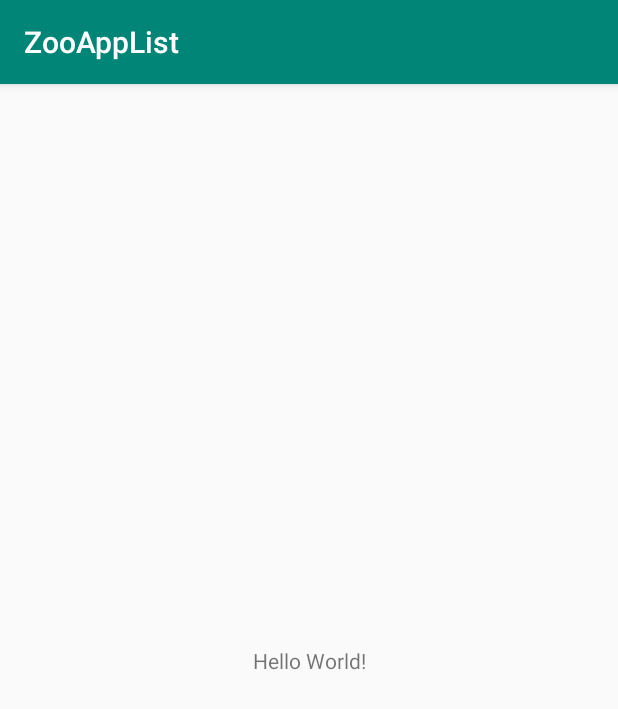
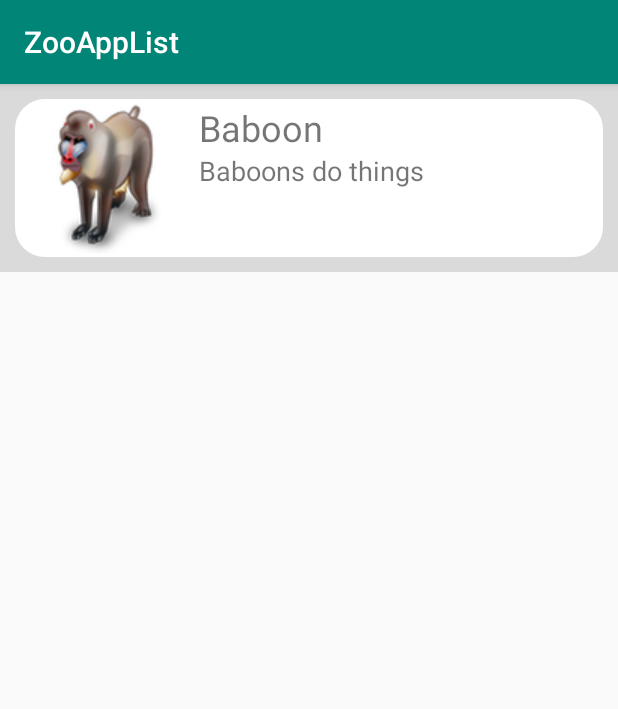
Before and after one commit to StephenGemin/ZooAppList, an Android app: the screen it shows after launch (MainActivity), on a phone screen of 412 x 824 dp. Shown: the top 709 px of the screen. Run offline under Robolectric (Android 15) with nearby library versions, the light colour scheme and no system bars.

Commit message:
First animal

```diff
--- /dev/null
+++ b/app/src/main/res/drawable/background.xml
@@ -0,0 +1,10 @@
+<?xml version="1.0" encoding="utf-8"?>
+<selector xmlns:android="http://schemas.android.com/apk/res/android">
+    <item>
+        <shape>
+            <solid android:color="@color/white"/>
+            <corners android:radius="20dp"/>
+            <padding android:top="@dimen/inner_pad" android:right="@dimen/inner_pad" android:bottom="@dimen/inner_pad" android:left="@dimen/inner_pad"/>
+        </shape>
+    </item>
+</selector>
--- a/app/src/main/res/layout/activity_main.xml
+++ b/app/src/main/res/layout/activity_main.xml
@@ -1,19 +1,45 @@
 <?xml version="1.0" encoding="utf-8"?>
-<androidx.constraintlayout.widget.ConstraintLayout
+<LinearLayout
         xmlns:android="http://schemas.android.com/apk/res/android"
         xmlns:tools="http://schemas.android.com/tools"
         xmlns:app="http://schemas.android.com/apk/res-auto"
         android:layout_width="match_parent"
-        android:layout_height="match_parent"
-        tools:context=".MainActivity">
+        android:layout_height="wrap_content"
+        android:orientation="horizontal"
+        android:padding="@dimen/toplevel_pad"
+        android:background="@color/grey"
+        tools:context=".MainActivity"
+>
+    <LinearLayout
+            android:orientation="horizontal"
+            android:layout_width="match_parent"
+            android:layout_height="wrap_content"
+            android:background="@drawable/background">
+        <ImageView
+                android:id="@+id/img_baboon"
+                app:srcCompat="@drawable/baboon"
+                android:layout_width="120dp"
+                android:layout_height="wrap_content"/>
+        <LinearLayout
+                android:layout_width="match_parent"
+                android:layout_height="wrap_content"
+                android:orientation="vertical">
+            <TextView
+                    android:id="@+id/txt_baboon_header"
+                    android:text="@string/baboon_header"
+                    android:layout_width="wrap_content"
+                    android:layout_height="0dp"
+                    android:layout_weight="0.5"
+                    android:textSize="@dimen/header"/>
+            <TextView
+                    android:id="@+id/txt_baboon_desc"
+                    android:text="@string/baboon_desc"
+                    android:layout_width="wrap_content"
+                    android:layout_height="0dp"
+                    android:layout_weight="0.5"
+                    android:textSize="@dimen/desc"/>
+        </LinearLayout>
+    </LinearLayout>
 
-    <TextView
-            android:layout_width="wrap_content"
-            android:layout_height="wrap_content"
-            android:text="Hello World!"
-            app:layout_constraintBottom_toBottomOf="parent"
-            app:layout_constraintLeft_toLeftOf="parent"
-            app:layout_constraintRight_toRightOf="parent"
-            app:layout_constraintTop_toTopOf="parent"/>
 
-</androidx.constraintlayout.widget.ConstraintLayout>
+</LinearLayout>
--- a/app/src/main/res/values/colors.xml
+++ b/app/src/main/res/values/colors.xml
@@ -3,4 +3,6 @@
     <color name="colorPrimary">#008577</color>
     <color name="colorPrimaryDark">#00574B</color>
     <color name="colorAccent">#D81B60</color>
+    <color name="white">#ffffff</color>
+    <color name="grey">#d5d4d4d4</color>
 </resources>
--- /dev/null
+++ b/app/src/main/res/values/dimens.xml
@@ -0,0 +1,7 @@
+<?xml version="1.0" encoding="utf-8"?>
+<resources>
+    <dimen name="header">24sp</dimen>
+    <dimen name="desc">18sp</dimen>
+    <dimen name="toplevel_pad">10dp</dimen>
+    <dimen name="inner_pad">3dp</dimen>
+</resources>
--- a/app/src/main/res/values/strings.xml
+++ b/app/src/main/res/values/strings.xml
@@ -1,3 +1,5 @@
 <resources>
     <string name="app_name">ZooAppList</string>
+    <string name="baboon_header">Baboon</string>
+    <string name="baboon_desc">Baboons do things</string>
 </resources>
```
Also changed, not shown: app/src/main/res/drawable/baboon.png (added), app/src/main/res/drawable/bulldog.png (added), app/src/main/res/drawable/panda.png (added), app/src/main/res/drawable/swallow_bird.png (added), app/src/main/res/drawable/white_tiger.png (added), app/src/main/res/drawable/zebra.png (added).
